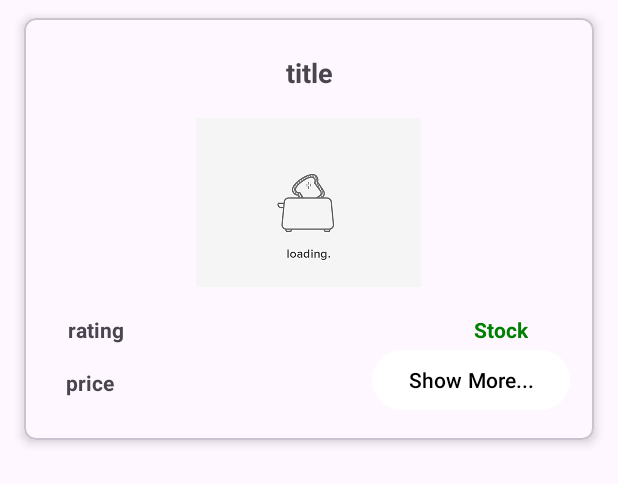
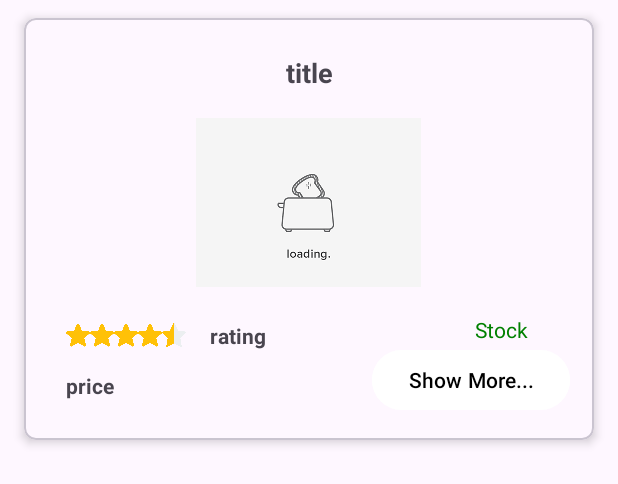
Before and after one commit to AvinashKumar077/LokalAssignment, an Android app: the layout item_products.xml on its own in the app's theme, with its tools: preview values and no code run, on a phone screen of 412 x 824 dp. Shown: the top 484 px of the screen. Run offline under Robolectric (Android 15) with nearby library versions, the phone set to English and light mode, and no system bars.

Commit message:
initial commit

```diff
--- a/app/src/main/java/com/example/retrofit/DetailsFragment.kt
+++ b/app/src/main/java/com/example/retrofit/DetailsFragment.kt
@@ -41,7 +41,7 @@ class DetailsFragment : Fragment() {
 
                 pName.text = product.title
                 tvDescription.text = product.description
-                tvPrice.text = "Price: ${product.price}"
+                tvPrice.text = "Price: $ ${product.price}"
                 tvRating.text = "Rating: ${product.rating}"
                 tvStock.text = "Stock: ${product.stock}"
                 tvBrand.text = "Brand: ${product.brand}"
--- a/app/src/main/java/com/example/retrofit/ProductAdapter.kt
+++ b/app/src/main/java/com/example/retrofit/ProductAdapter.kt
@@ -46,13 +46,11 @@ class ProductAdapter(private val fragmentManager: FragmentManager) : RecyclerVie
     override fun getItemCount() = products!!.size
 
     override fun onBindViewHolder(holder: ProductViewHolder, position: Int) {
-        fun displayStar(){
 
-        }
+
         holder.binding.apply {
             val product = products?.get(position)
             tvtitle.text = product?.title
-            val starRating = product?.rating
             tvrating.text = product?.rating.toString()
             tvprice.text = "$ "+product?.price.toString()
             val stock = product?.stock
--- a/app/src/main/res/layout/item_image.xml
+++ b/app/src/main/res/layout/item_image.xml
@@ -14,7 +14,7 @@
         android:id="@+id/ivProductImage"
         android:layout_width="200dp"
         android:layout_height="200dp"
-        android:scaleType="centerInside"
+        android:scaleType="fitCenter"
         android:layout_margin="4dp"
         app:srcCompat="@drawable/ic_loading"
         app:layout_constraintStart_toStartOf="parent"
--- a/app/src/main/res/layout/item_products.xml
+++ b/app/src/main/res/layout/item_products.xml
@@ -38,10 +38,11 @@
             android:id="@+id/tvrating"
             android:layout_width="wrap_content"
             android:layout_height="wrap_content"
+            android:layout_marginTop="4dp"
             android:elevation="4dp"
             android:textStyle="bold"
             app:layout_constraintEnd_toStartOf="@+id/tvstock"
-            app:layout_constraintHorizontal_bias="0.053"
+            app:layout_constraintHorizontal_bias="0.436"
             app:layout_constraintStart_toStartOf="parent"
             app:layout_constraintTop_toBottomOf="@+id/ivThumbnail"
             tools:text="rating" />
@@ -68,7 +69,6 @@
             android:layout_marginEnd="28dp"
             android:elevation="4dp"
             android:textColor="#008000"
-            android:textStyle="bold"
             app:layout_constraintBottom_toTopOf="@+id/btn_details"
             app:layout_constraintEnd_toEndOf="parent"
             app:layout_constraintTop_toBottomOf="@+id/ivThumbnail"
@@ -99,6 +99,61 @@
             app:layout_constraintStart_toStartOf="parent"
             app:layout_constraintTop_toTopOf="parent" />
 
+        <ImageView
+            android:id="@+id/star_1"
+            android:layout_width="16dp"
+            android:layout_height="16dp"
+            android:layout_marginStart="12dp"
+            android:layout_marginBottom="16dp"
+            app:layout_constraintEnd_toStartOf="@+id/star_2"
+            app:layout_constraintBottom_toTopOf="@+id/tvprice"
+            app:layout_constraintStart_toStartOf="parent"
+            app:srcCompat="@drawable/star" />
+
+        <ImageView
+            android:id="@+id/star_2"
+            android:layout_width="16dp"
+            android:layout_height="16dp"
+            android:layout_marginBottom="16dp"
+            app:layout_constraintStart_toEndOf="@+id/star_1"
+            app:layout_constraintEnd_toStartOf="@+id/star_3"
+            app:layout_constraintBottom_toTopOf="@+id/tvprice"
+            app:srcCompat="@drawable/star"
+            tools:layout_editor_absoluteX="28dp" />
+
+        <ImageView
+            android:id="@+id/star_3"
+            android:layout_width="16dp"
+            android:layout_height="16dp"
+            android:layout_marginBottom="16dp"
+            app:layout_constraintBottom_toTopOf="@+id/tvprice"
+            app:layout_constraintEnd_toStartOf="@+id/star_4"
+            app:layout_constraintHorizontal_bias="0.0"
+            app:layout_constraintStart_toEndOf="@+id/star_2"
+            app:srcCompat="@drawable/star" />
+
+        <ImageView
+            android:id="@+id/star_4"
+            android:layout_width="16dp"
+            android:layout_height="16dp"
+            android:layout_marginBottom="16dp"
+            app:layout_constraintBottom_toTopOf="@+id/tvprice"
+            app:layout_constraintStart_toEndOf="@+id/star_3"
+            app:layout_constraintEnd_toStartOf="@+id/star_5"
+            app:srcCompat="@drawable/star"
+            tools:layout_editor_absoluteX="60dp" />
+
+        <ImageView
+            android:id="@+id/star_5"
+            android:layout_width="16dp"
+            android:layout_height="16dp"
+            android:layout_marginEnd="22dp"
+            android:layout_marginBottom="16dp"
+            app:layout_constraintBottom_toTopOf="@+id/tvprice"
+            app:layout_constraintHorizontal_bias="0.0"
+            app:layout_constraintStart_toEndOf="@+id/star_4"
+            app:srcCompat="@drawable/half_star" />
+
 
     </androidx.constraintlayout.widget.ConstraintLayout>
 </com.google.android.material.card.MaterialCardView>
```
Also changed, not shown: app/src/main/res/layout/fragment_details.xml (+21 -3 lines), app/src/main/res/drawable/half_star.png (added), app/src/main/res/drawable/rating.png (added), app/src/main/res/drawable/star.png (added), app/src/main/res/drawable/star_empty.png (added).
